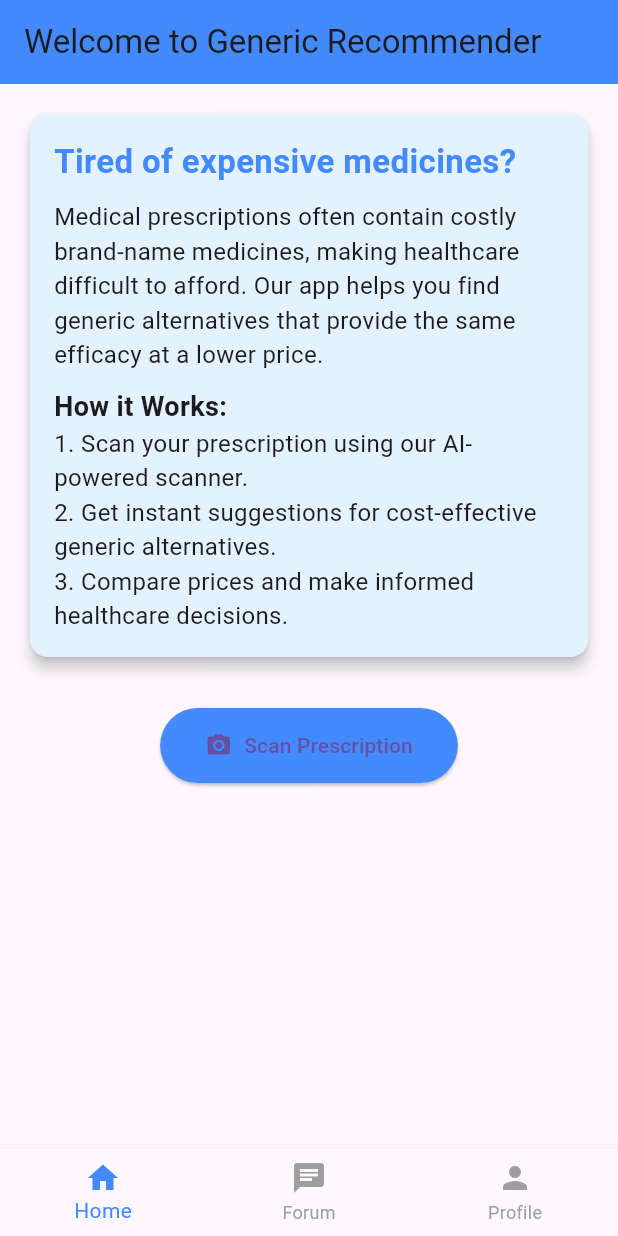
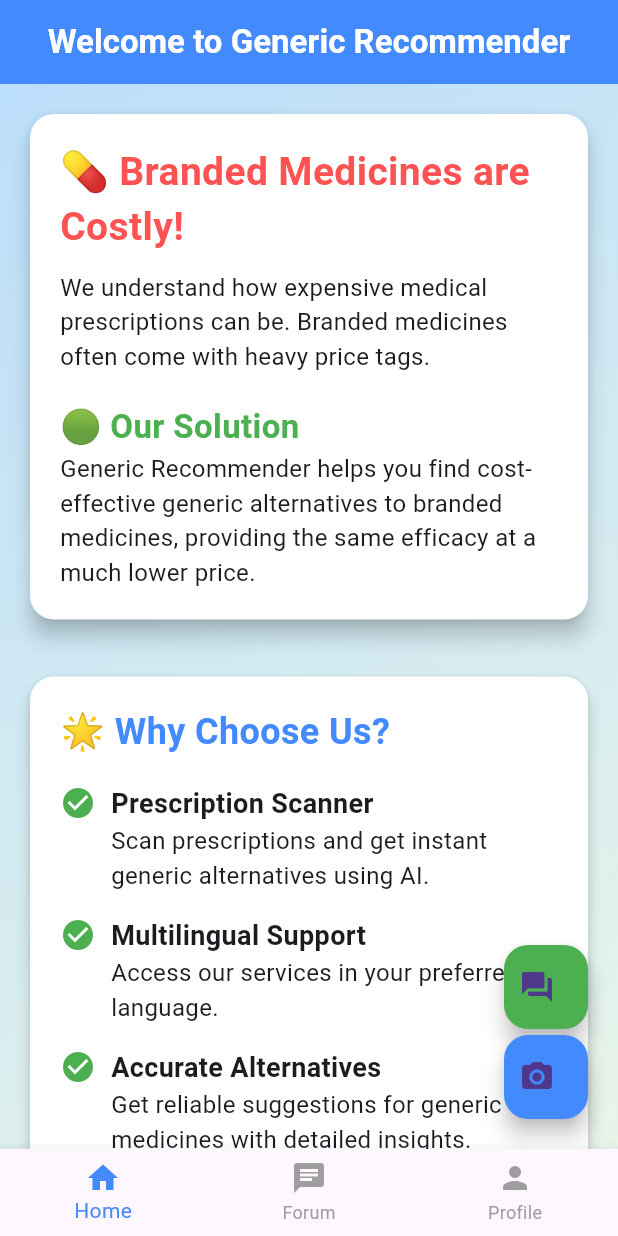
Before and after one commit to atharv666/BlueBit_OWAI_PS6, a Flutter app: the screen it shows after launch, on a phone screen of 412 x 824 dp. Run offline on Flutter 3.47's test engine with Material 3 defaults, Android fonts, the phone set to English and light mode, and no system bars; our stand-ins replace firebase_core, flutter_countdown_timer, image_picker, pin_code_fields, shared_preferences; missing offline and left inert: email_otp, google_mlkit_text_recognition; accounts and stored records are empty.

Commit message:
Updated UI of Home Page

```diff
--- a/lib/screens/home.dart
+++ b/lib/screens/home.dart
@@ -1,8 +1,17 @@
 import 'package:flutter/material.dart';
 import 'package:gmr/screens/OCR.dart';
+import 'package:gmr/screens/forum.dart';
 
-class HomePage extends StatelessWidget {
+class HomePage extends StatefulWidget {
   const HomePage({super.key});
+
+  @override
+  State<HomePage> createState() => _HomePageState();
+}
+
+class _HomePageState extends State<HomePage> {
+  bool isForumExpanded = false;
+  bool isScanExpanded = false;
 
   @override
   Widget build(BuildContext context) {
@@ -10,39 +19,49 @@ class HomePage extends StatelessWidget {
       appBar: AppBar(
         title: Text('Welcome to Generic Recommender'),
         backgroundColor: Colors.blueAccent,
+        centerTitle: true,
+        titleTextStyle: TextStyle(fontSize: 22, fontWeight: FontWeight.bold, color: Colors.white),
       ),
-      body: SingleChildScrollView(
-        child: Padding(
+      body: Stack(
+        children: [
+          Container(
+            decoration: BoxDecoration(
+              gradient: LinearGradient(
+                colors: [Colors.blue.shade100, Colors.green.shade50],
+                begin: Alignment.topLeft,
+                end: Alignment.bottomRight,
+              ),
+            ),
+            child: SingleChildScrollView(
               padding: const EdgeInsets.all(16.0),
               child: Column(
                 crossAxisAlignment: CrossAxisAlignment.start,
                 children: [
-              // Introduction Section
                   Card(
-                color: Colors.blue.shade50,
-                elevation: 4,
-                shape: RoundedRectangleBorder(borderRadius: BorderRadius.circular(12)),
+                    color: Colors.white,
+                    elevation: 6,
+                    shape: RoundedRectangleBorder(borderRadius: BorderRadius.circular(16)),
                     child: Padding(
-                  padding: const EdgeInsets.all(16.0),
+                      padding: const EdgeInsets.all(20.0),
                       child: Column(
                         crossAxisAlignment: CrossAxisAlignment.start,
                         children: [
                           Text(
-                        'Tired of expensive medicines?',
-                        style: TextStyle(fontSize: 22, fontWeight: FontWeight.bold, color: Colors.blueAccent),
+                            '💊 Branded Medicines are Costly!',
+                            style: TextStyle(fontSize: 26, fontWeight: FontWeight.bold, color: Colors.redAccent),
                           ),
                           SizedBox(height: 10),
                           Text(
-                        'Medical prescriptions often contain costly brand-name medicines, making healthcare difficult to afford. Our app helps you find generic alternatives that provide the same efficacy at a lower price.',
+                            'We understand how expensive medical prescriptions can be. Branded medicines often come with heavy price tags.',
                             style: TextStyle(fontSize: 16),
                           ),
-                      SizedBox(height: 10),
+                          SizedBox(height: 20),
                           Text(
-                        'How it Works:',
-                        style: TextStyle(fontSize: 18, fontWeight: FontWeight.bold),
+                            '🟢 Our Solution',
+                            style: TextStyle(fontSize: 22, fontWeight: FontWeight.bold, color: Colors.green),
                           ),
                           Text(
-                        '1. Scan your prescription using our AI-powered scanner.\n2. Get instant suggestions for cost-effective generic alternatives.\n3. Compare prices and make informed healthcare decisions.',
+                            'Generic Recommender helps you find cost-effective generic alternatives to branded medicines, providing the same efficacy at a much lower price.',
                             style: TextStyle(fontSize: 16),
                           ),
                         ],
@@ -52,26 +71,116 @@ class HomePage extends StatelessWidget {
 
                   SizedBox(height: 30),
 
-              // Scan Button Section
-              Center(
-                child: ElevatedButton.icon(
-                  icon: Icon(Icons.camera_alt),
-                  label: Text('Scan Prescription'),
-                  style: ElevatedButton.styleFrom(
-                    backgroundColor: Colors.blueAccent,
-                    padding: EdgeInsets.symmetric(horizontal: 30, vertical: 15),
+                  Card(
+                    color: Colors.white,
+                    elevation: 4,
+                    shape: RoundedRectangleBorder(borderRadius: BorderRadius.circular(16)),
+                    child: Padding(
+                      padding: const EdgeInsets.all(20.0),
+                      child: Column(
+                        crossAxisAlignment: CrossAxisAlignment.start,
+                        children: [
+                          Text(
+                            '🌟 Why Choose Us?',
+                            style: TextStyle(fontSize: 24, fontWeight: FontWeight.bold, color: Colors.blueAccent),
                           ),
-                  onPressed: () {
-                    Navigator.push(context, MaterialPageRoute(builder: (context) {
-                      return Ocr();
-                    }));
-                  },
+                          SizedBox(height: 10),
+                          _buildFeatureRow('Prescription Scanner', 'Scan prescriptions and get instant generic alternatives using AI.'),
+                          _buildFeatureRow('Multilingual Support', 'Access our services in your preferred language.'),
+                          _buildFeatureRow('Accurate Alternatives', 'Get reliable suggestions for generic medicines with detailed insights.'),
+                          _buildFeatureRow('Price Comparison', 'Compare medicine prices to save on medical expenses.'),
+                          _buildFeatureRow('Composition & Manufacturer Info', 'Get complete details on ingredients and manufacturers.'),
+                          _buildFeatureRow('Community Forum', 'Engage in discussions and get advice from others.'),
+                        ],
+                      ),
                     ),
                   ),
                 ],
               ),
             ),
           ),
+
+          // Floating Buttons using Stack with Expand Animation
+          Positioned(
+            right: 20,
+            bottom: 80,
+            child: AnimatedContainer(
+              duration: Duration(milliseconds: 300),
+              width: isForumExpanded ? 180 : 56,
+              child: FloatingActionButton.extended(
+                onPressed: () {
+                  if (isForumExpanded) {
+                    Navigator.push(context, MaterialPageRoute(builder: (context) {
+                      return CommunityForum();
+                    },)).then((_){
+                      setState(() {
+                        isForumExpanded = false;
+                      });
+                    });
+                  } else {
+                    setState(() => isForumExpanded = true);
+                  }
+                },
+                label: isForumExpanded ? Text('Join Forum') : SizedBox.shrink(),
+                icon: Center(child: Icon(Icons.forum)),
+                backgroundColor: Colors.green,
+                heroTag: "joinForumButton",
+              ),
+            ),
+          ),
+          Positioned(
+            right: 20,
+            bottom: 20,
+            child: AnimatedContainer(
+              duration: Duration(milliseconds: 500),
+              width: isScanExpanded ? 210 : 56,
+              child: FloatingActionButton.extended(
+                onPressed: () {
+                  if (isScanExpanded) {
+                    Navigator.push(context, MaterialPageRoute(builder: (context) => Ocr())).then((_) {
+                      setState(() => isScanExpanded = false);
+                    });
+                  } else {
+                    setState(() => isScanExpanded = true);
+                  }
+                },
+                label: isScanExpanded ? Text('Scan Prescription') : SizedBox.shrink(),
+                icon: Icon(Icons.camera_alt),
+                backgroundColor: Colors.blueAccent,
+                heroTag: "scanPrescriptionButton",
+              ),
+            ),
+          ),
+        ],
+      ),
+    );
+  }
+
+  Widget _buildFeatureRow(String title, String description) {
+    return Padding(
+      padding: const EdgeInsets.symmetric(vertical: 8.0),
+      child: Row(
+        crossAxisAlignment: CrossAxisAlignment.start,
+        children: [
+          Icon(Icons.check_circle, color: Colors.green),
+          SizedBox(width: 10),
+          Expanded(
+            child: Column(
+              crossAxisAlignment: CrossAxisAlignment.start,
+              children: [
+                Text(
+                  title,
+                  style: TextStyle(fontSize: 18, fontWeight: FontWeight.bold),
+                ),
+                Text(
+                  description,
+                  style: TextStyle(fontSize: 16),
+                ),
+              ],
+            ),
+          ),
+        ],
+      ),
     );
   }
 }
```
Lines whose indentation alone changed are shown as unchanged.
